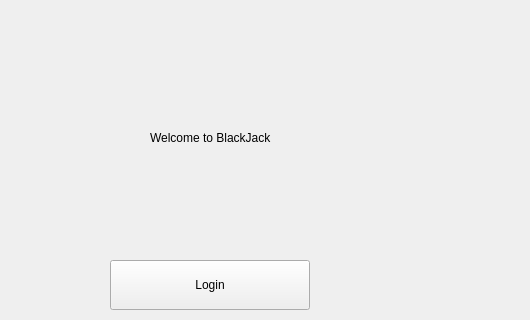
The window that blackjack-client/ui/start.ui (lehoangtran289/Blackjack) describes before a commit, drawn with Qt 5; both pictures show x 110 to 640 and y 0 to 320 of the 640 by 480 pixel window.
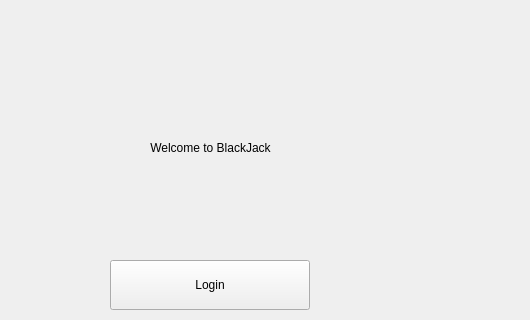
The same window after the commit.

```diff
--- a/blackjack-client/ui/start.ui
+++ b/blackjack-client/ui/start.ui
@@ -45,8 +45,8 @@
   <widget class="QLabel" name="label">
    <property name="geometry">
     <rect>
-     <x>260</x>
-     <y>130</y>
+     <x>200</x>
+     <y>140</y>
      <width>241</width>
      <height>16</height>
     </rect>
@@ -54,6 +54,9 @@
    <property name="text">
     <string>Welcome to BlackJack</string>
    </property>
+   <property name="alignment">
+    <set>Qt::AlignCenter</set>
+   </property>
   </widget>
  </widget>
  <resources/>
```
